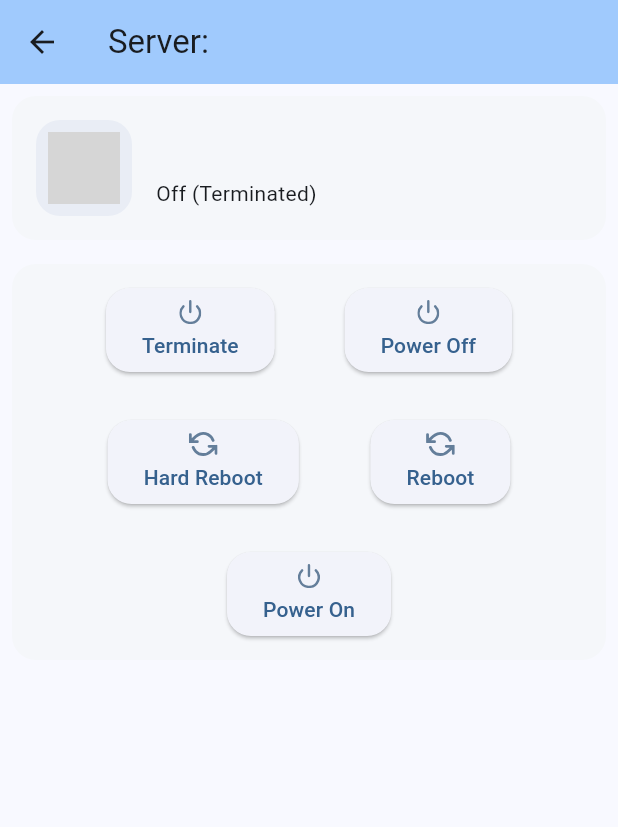
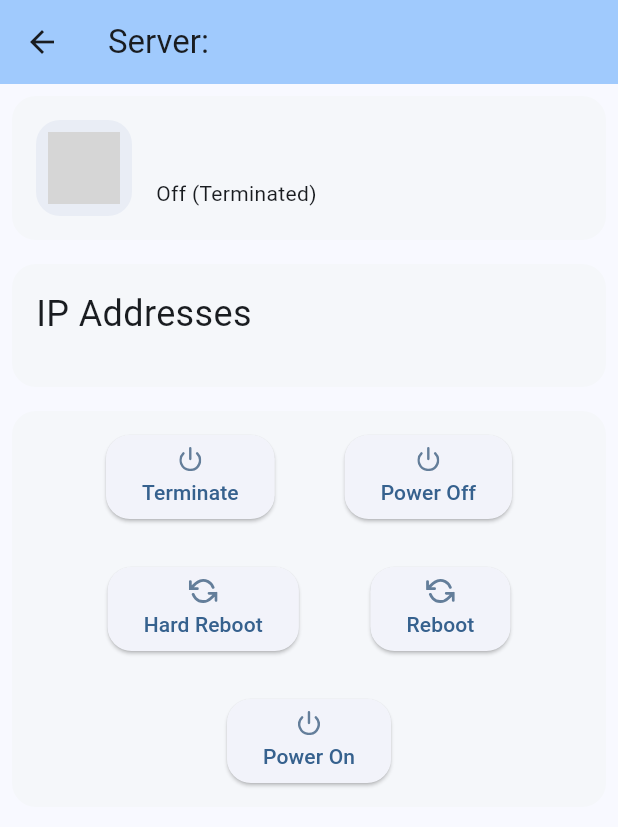
Before and after one commit to golabzade/my-arvan, a Flutter app: the CloudServerDetails screen opened directly with empty values, on a phone screen of 412 x 824 dp. Shown: the top 827 px of the screen. Run offline on Flutter 3.47's test engine with Material 3 defaults, Android fonts, the light colour scheme and no system bars; our stand-ins replace flutter_svg, shared_preferences; accounts and stored records are empty; grey boxes are pictures that could not be loaded.

Commit message:
bugfix and show ip addresses

```diff
--- a/lib/models/server.dart
+++ b/lib/models/server.dart
@@ -67,7 +67,7 @@ class Server {
 }
 
 enum ServerStatus {
-  shelvedOffloaded, active, reboot, shutoff;
+  shelvedOffloaded, active, reboot, shutoff, build;
 
   @override
   String toString() {
@@ -80,6 +80,8 @@ enum ServerStatus {
         return 'Active';
       case 'reboot':
         return 'Reboot';
+      case 'build':
+        return 'Build';
       default:
       return 'error on enum ServerStatus.toString()';
     }
@@ -95,6 +97,8 @@ enum ServerStatus {
         return ServerStatus.active;
       case 'REBOOT':
         return ServerStatus.reboot;
+      case 'BUILD':
+        return ServerStatus.build;
       default:
     throw ArgumentError.value(str, "name", "No enum value with that name");
     }
@@ -102,28 +106,31 @@ enum ServerStatus {
 }
 
 class ServerAddresses {
-  List<ServerAddressePublic213> public213;
+  List<ServerAddress> data;
 
   ServerAddresses({
-    required this.public213,
+    required this.data,
   });
 
   factory ServerAddresses.fromJson(Map<String, dynamic> json) {
-    Iterable list = json['public213'];
-    List<ServerAddressePublic213> public213 = list.map((i) => ServerAddressePublic213.fromJson(i)).toList();
-
-    return ServerAddresses(public213: public213);
+    List<ServerAddress> data = [];
+    for (String key in json.keys) {
+      data.addAll(json[key].map<ServerAddress>((i) {
+        return ServerAddress.fromJson(i);
+      }).toList());
+    }
+    return ServerAddresses(data: data);
   }
 }
 
-class ServerAddressePublic213 {
+class ServerAddress {
   String macAddr;
   String version;
   String addr;
   String type;
   bool isPublic;
 
-  ServerAddressePublic213({
+  ServerAddress({
     required this.macAddr,
     required this.version,
     required this.addr,
@@ -131,8 +138,8 @@ class ServerAddressePublic213 {
     required this.isPublic,
   });
 
-  factory ServerAddressePublic213.fromJson(Map<String, dynamic> json) {
-    return ServerAddressePublic213(
+  factory ServerAddress.fromJson(Map<String, dynamic> json) {
+    return ServerAddress(
       macAddr: json['mac_addr'],
       version: json['version'],
       addr: json['addr'],
--- a/lib/server_details.dart
+++ b/lib/server_details.dart
@@ -85,6 +85,36 @@ class _CloudServerDetailsState extends State<CloudServerDetails> {
                               ),
                             ),
                           ),
+                          const SizedBox(height: 16),
+                          Container(
+                              decoration: BoxDecoration(
+                                  color: const Color(0xfff5f7fa),
+                                  borderRadius: BorderRadius.circular(16)),
+                              padding: const EdgeInsets.all(16),
+                              child: Center(
+                                child: Row(
+                                  children: [
+                                    Column(
+                                      children: [
+                                            const Text(
+                                              'IP Addresses',
+                                              style: TextStyle(
+                                                fontSize: 24,
+                                              ),
+                                            ),
+                                            const SizedBox(height: 16),
+                                          ] +
+                                          (_server?.addresses.data
+                                                  .map<Text>((ServerAddress
+                                                          address) =>
+                                                      Text(
+                                                          'ipv${address.version}: ${address.addr}'))
+                                                  .toList() ??
+                                              []),
+                                    ),
+                                  ],
+                                ),
+                              )),
                           const SizedBox(height: 16),
                           Container(
                               decoration: BoxDecoration(
@@ -231,6 +261,10 @@ class _CloudServerDetailsState extends State<CloudServerDetails> {
     );
   }
 
+  List<Widget> getListOfAddressesWidgets() {
+    return [Text(_server?.addresses.data[0].addr ?? '')];
+  }
+
   Future<void> _fetchData() async {
     setState(() {
       _isLoading = true;
@@ -249,7 +283,8 @@ class _CloudServerDetailsState extends State<CloudServerDetails> {
       );
 
       if (response.statusCode == 200) {
-        final Server server = Server.fromJson(json.decode(response.body)['data']);
+        final Server server =
+            Server.fromJson(json.decode(response.body)['data']);
         setState(() {
           _isLoading = false;
           _server = server;
```
